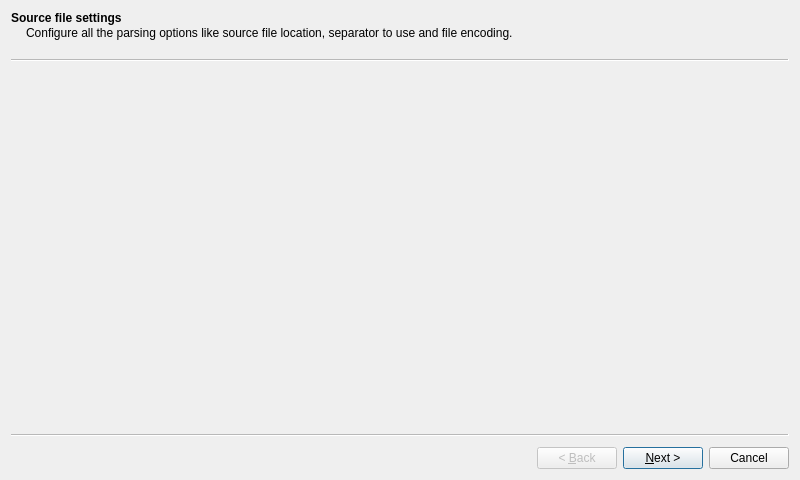
Qt form library/tulip-gui/designer/CSVImportWizard.ui (vadivelselvaraj/TulipGLImprovement) before a commit.
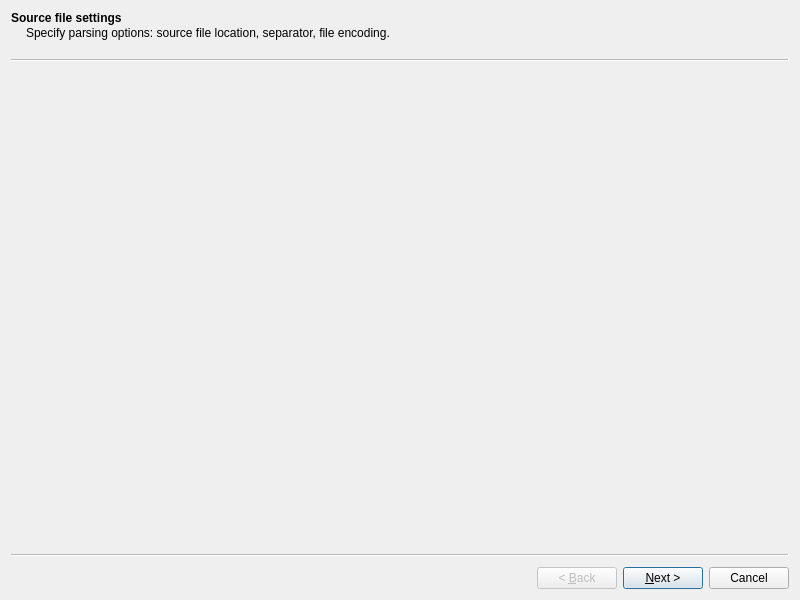
The same form after that commit. Custom widgets are drawn as their Qt base class.

Commit message: Report modifications from CSV import to tulip 4 Integration of CSV import into SpreadSheet view.

```diff
--- a/library/tulip-gui/designer/CSVImportWizard.ui
+++ b/library/tulip-gui/designer/CSVImportWizard.ui
@@ -7,9 +7,15 @@
     <x>0</x>
     <y>0</y>
     <width>800</width>
-    <height>480</height>
+    <height>600</height>
    </rect>
   </property>
+  <property name="sizePolicy">
+   <sizepolicy hsizetype="Fixed" vsizetype="Fixed">
+    <horstretch>0</horstretch>
+    <verstretch>0</verstretch>
+   </sizepolicy>
+  </property>
   <property name="windowTitle">
    <string>Import CSV data</string>
   </property>
@@ -24,7 +30,7 @@
     <string>Source file settings</string>
    </property>
    <property name="subTitle">
-    <string>Configure all the parsing options like source file location, separator to use and file encoding.</string>
+    <string>Specify parsing options: source file location, separator, file encoding.</string>
    </property>
   </widget>
   <widget class="tlp::CSVImportConfigurationQWizardPage" name="importConfigurationWizardPage">
```
Left out of the diff: 2 changed lines with no effect on the pictures. The commit also changes 16 other files.
